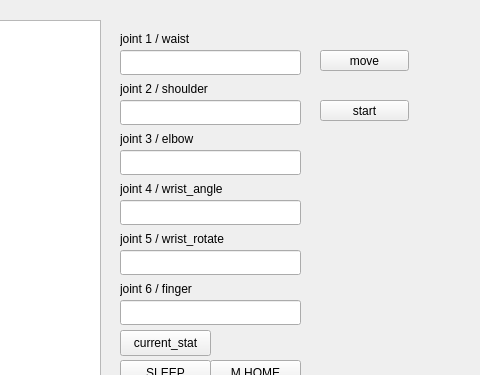
The window that src/hprobot_arm/hprobot_ros_arm/include/hprobot_ros_arm/hprobot_arm_control.ui (l33hojin/hprobot_arm) describes before a commit, drawn with Qt 5; both pictures show x 320 to 800 and y 0 to 375 of the 800 by 480 pixel window.
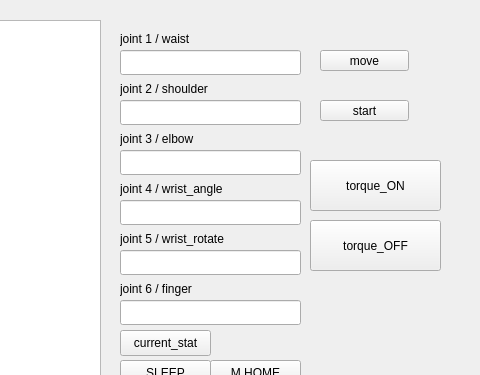
The same window after the commit.

Diff of the .ui file:
```diff
--- a/src/hprobot_arm/hprobot_ros_arm/include/hprobot_ros_arm/hprobot_arm_control.ui
+++ b/src/hprobot_arm/hprobot_ros_arm/include/hprobot_ros_arm/hprobot_arm_control.ui
@@ -757,6 +757,32 @@
       <string>start</string>
      </property>
     </widget>
+    <widget class="QPushButton" name="pushButton_page4_torque_on">
+     <property name="geometry">
+      <rect>
+       <x>620</x>
+       <y>150</y>
+       <width>131</width>
+       <height>51</height>
+      </rect>
+     </property>
+     <property name="text">
+      <string>torque_ON</string>
+     </property>
+    </widget>
+    <widget class="QPushButton" name="pushButton_page4_torque_off">
+     <property name="geometry">
+      <rect>
+       <x>620</x>
+       <y>210</y>
+       <width>131</width>
+       <height>51</height>
+      </rect>
+     </property>
+     <property name="text">
+      <string>torque_OFF</string>
+     </property>
+    </widget>
    </widget>
   </widget>
  </widget>
```
